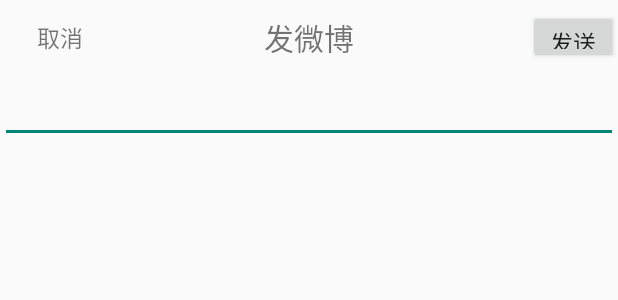
After one commit to xujinghuan/MyWeiBo, an Android app: the layout faweibo_view.xml on its own in the app's theme, with its tools: preview values and no code run, on a phone screen of 412 x 824 dp. The commit adds this screen. Shown: the top 300 px of the screen. Run offline under Robolectric (Android 15) with nearby library versions, the phone set to English and light mode, and no system bars.

Commit message:
完成博文的展示和博文的发布，展示存在一些问题

```diff
--- a/WeiBo/src/main/AndroidManifest.xml
+++ b/WeiBo/src/main/AndroidManifest.xml
@@ -12,6 +12,10 @@
         </intent-filter>
     </activity>
         <activity android:name=".activity.MainActivity"></activity>
+
+        <activity android:name=".activity.LeiDaActivity"
+                  android:theme="@android:style/Theme.Dialog"></activity>
+        <activity android:name=".activity.FaBoWenActivity"></activity>
         <activity android:name=".activity.ZhuCeActivity"></activity>
     </application>
 
--- a/WeiBo/src/main/res/drawable/sousuobiankuang.xml
+++ b/WeiBo/src/main/res/drawable/sousuobiankuang.xml
@@ -1,6 +1,8 @@
 <?xml version="1.0" encoding="utf-8"?>
 <shape xmlns:android="http://schemas.android.com/apk/res/android">
  <stroke android:color="#000000"
-         android:width="3dp"
+         android:width="2dp"
         ></stroke>
+
+   <solid android:color="#ffffff"></solid>
 </shape>
--- /dev/null
+++ b/WeiBo/src/main/res/layout/faweibo_view.xml
@@ -0,0 +1,44 @@
+<?xml version="1.0" encoding="utf-8"?>
+<LinearLayout xmlns:android="http://schemas.android.com/apk/res/android"
+    android:layout_width="match_parent" android:layout_height="match_parent"
+    android:orientation="vertical">
+    <RelativeLayout
+        android:layout_width="match_parent"
+        android:layout_height="50dp"
+        android:id="@+id/dinglan_faweibo">
+        <TextView
+            android:layout_width="60dp"
+            android:layout_height="50dp"
+            android:id="@+id/quxiaofaweibo"
+            android:text="取消"
+            android:textSize="15dp"
+            android:layout_marginLeft="10dp"
+            android:gravity="center"
+            />
+        <TextView
+            android:layout_width="wrap_content"
+            android:layout_height="wrap_content"
+            android:id="@+id/faweibo_text"
+            android:layout_centerInParent="true"
+            android:text="发微博"
+            android:textSize="20sp"/>
+        <Button
+            android:layout_width="60dp"
+            android:layout_height="36dp"
+            android:id="@+id/fasong_button"
+            android:layout_centerInParent="true"
+            android:layout_alignParentRight="true"
+            android:text="发送"
+            android:textSize="15dp"
+            android:gravity="center"
+            />
+    </RelativeLayout>
+
+    <EditText
+        android:layout_width="match_parent"
+        android:layout_height="wrap_content"
+        android:inputType="textMultiLine"
+        android:ems="10"
+        android:textDirection="firstStrong"
+        android:id="@+id/bowen_text" />
+</LinearLayout>
```
Also changed, not shown: WeiBo/src/main/java/com/example/hasee/myapplication/activity/FaBoWenActivity.java (added, +89 -0 lines), WeiBo/src/main/java/com/example/hasee/myapplication/activity/LeiDaActivity.java (added, +16 -0 lines), WeiBo/src/main/java/com/example/hasee/myapplication/activity/MainActivity.java (+76 -5 lines), WeiBo/src/main/java/com/example/hasee/myapplication/fragment/ShouYeFragment.java (added, +47 -0 lines), WeiBo/src/main/java/com/example/hasee/myapplication/sqlite/WeiBoDataBase.java (+10 -3 lines), WeiBo/src/main/java/com/example/hasee/myapplication/util/BoWenAdapter.java (added, +60 -0 lines), WeiBo/src/main/res/layout/bowen_view.xml (added, +62 -0 lines), WeiBo/src/main/res/layout/leida_view.xml (added, +24 -0 lines), WeiBo/src/main/res/layout/main_view.xml (+5 -3 lines), WeiBo/src/main/res/layout/shouye_view.xml (added, +9 -0 lines), WeiBo/src/main/res/mipmap-hdpi/zhuanfa.png (added), WeiBo/src/main/res/mipmap-mdpi/zhuanfa.png (added), WeiBo/src/main/res/mipmap-xhdpi/zhuanfa.png (added), WeiBo/src/main/res/mipmap-xxhdpi/zhuanfa.png (added).
